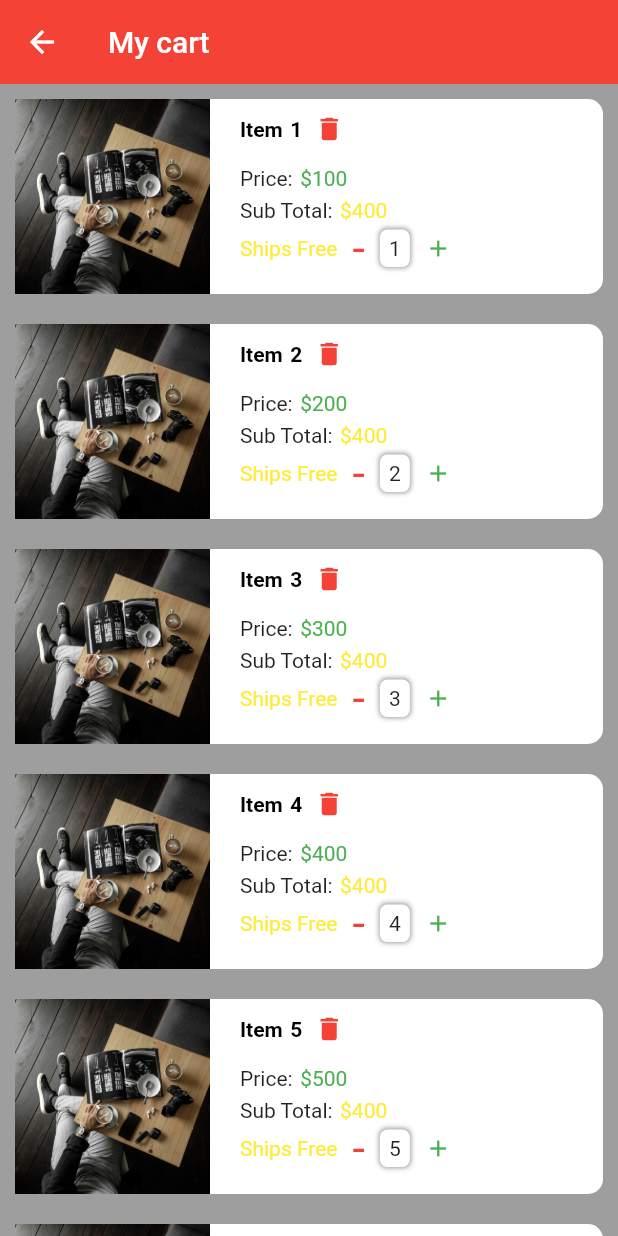
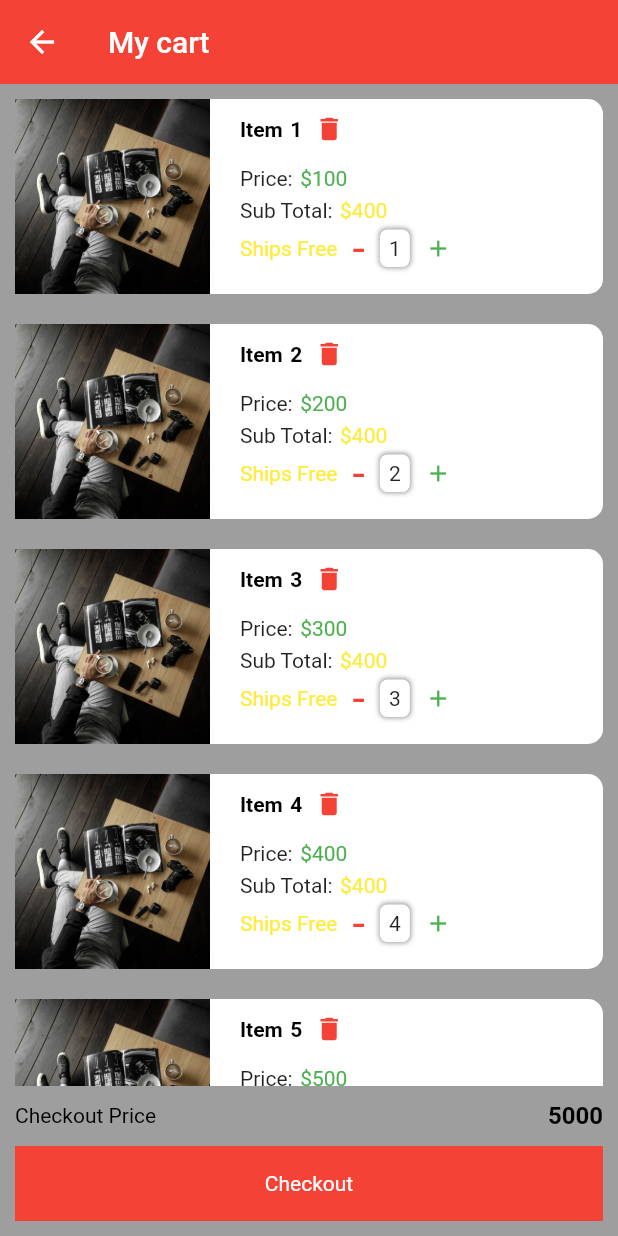
Before and after one commit to MehulZinzuvadiya/settingscreen, a Flutter app: the screen it shows after launch, on a phone screen of 412 x 824 dp. Run offline on Flutter 3.47's test engine with Material 2 defaults, Android fonts, the phone set to English and light mode, and no system bars.

Commit message:
checkout

```diff
--- a/lib/mycart.dart
+++ b/lib/mycart.dart
@@ -34,7 +34,12 @@ class _MyCartState extends State<MyCart> {
         elevation: 0,
         leading: Icon(Icons.arrow_back),
       ),
-      body: SingleChildScrollView(
+      body: Column(
+        children: [
+          Expanded(
+            child: Container(
+              width: double.infinity,
+              child: SingleChildScrollView(
                 child: Column(
                   children: c1
                       .asMap()
@@ -42,6 +47,53 @@ class _MyCartState extends State<MyCart> {
                       .map((e) => cart(c1[e.key], sno[e.key], price[e.key]))
                       .toList(),
                 ),
+              ),
+            ),
+          ),
+          Container(
+            alignment: Alignment.center,
+            height: 100,
+            width: double.infinity,
+            color: Colors.grey,
+            child: Padding(
+              padding: const EdgeInsets.all(10),
+              child: Column(
+                mainAxisAlignment: MainAxisAlignment.spaceBetween,
+                children: [
+                  Row(
+                    mainAxisAlignment: MainAxisAlignment.spaceBetween,
+                    children: [
+                      Text(
+                        "Checkout Price",
+                        style: TextStyle(color: Colors.black),
+                      ),
+                      Text(
+                        "5000",
+                        style: TextStyle(
+                            color: Colors.black,
+                            fontSize: 16,
+                            fontWeight: FontWeight.bold),
+                      ),
+                    ],
+                  ),
+                  SizedBox(
+                    height: 5,
+                  ),
+                  Container(
+                    height: 50,
+                    width: double.infinity,
+                    alignment: Alignment.center,
+                    color: Colors.red,
+                    child: Text(
+                      "Checkout",
+                      style: TextStyle(color: Colors.white),
+                    ),
+                  )
+                ],
+              ),
+            ),
+          ),
+        ],
       ),
     ));
   }
```
Lines whose indentation alone changed are shown as unchanged.
